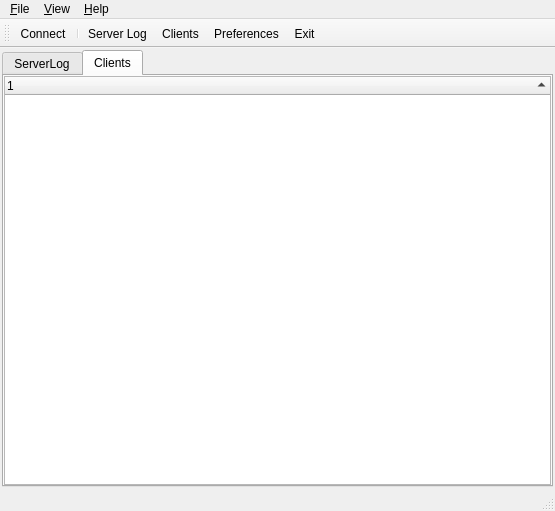
Before: the Qt Designer form src/MyCrawler/MyCrawlerServer/ServerMainWindow.ui in geogeo28/mycrawler-alpha, drawn with Qt 5.
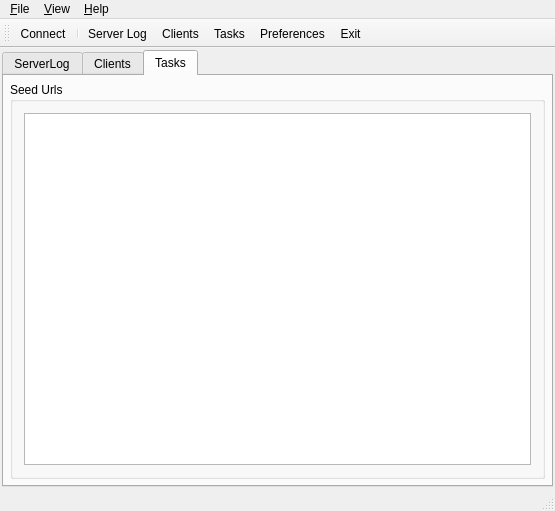
After: the same form once the commit is applied. Icons and pictures are not drawn. Custom widgets are drawn as their Qt base class.

Diff of the .ui file:
```diff
--- a/src/MyCrawler/MyCrawlerServer/ServerMainWindow.ui
+++ b/src/MyCrawler/MyCrawlerServer/ServerMainWindow.ui
@@ -25,7 +25,7 @@
     <item>
      <widget class="MyQTabWidget" name="tabWidgetForms">
       <property name="currentIndex">
-       <number>1</number>
+       <number>2</number>
       </property>
       <widget class="QWidget" name="tabServerLog">
        <attribute name="title">
@@ -165,6 +165,28 @@
         </item>
        </layout>
       </widget>
+      <widget class="QWidget" name="tabTasks">
+       <attribute name="title">
+        <string>Tasks</string>
+       </attribute>
+       <layout class="QVBoxLayout">
+        <property name="margin">
+         <number>6</number>
+        </property>
+        <item>
+         <widget class="QGroupBox" name="groupBoxTasksSeedUrls">
+          <property name="title">
+           <string>Seed Urls</string>
+          </property>
+          <layout class="QVBoxLayout">
+           <item>
+            <widget class="QListView" name="listViewTasksSeedUrls"/>
+           </item>
+          </layout>
+         </widget>
+        </item>
+       </layout>
+      </widget>
      </widget>
     </item>
    </layout>
@@ -241,6 +263,7 @@
    <addaction name="separator"/>
    <addaction name="doMainToolBarServerLog"/>
    <addaction name="doMainToolBarClients"/>
+   <addaction name="doMainToolBarTasks"/>
    <addaction name="doMainToolBarPreferences"/>
    <addaction name="doMainToolBarExit"/>
   </widget>
@@ -395,6 +418,24 @@
     <enum>QAction::PreferencesRole</enum>
    </property>
   </action>
+  <action name="doMainToolBarTasks">
+   <property name="checkable">
+    <bool>true</bool>
+   </property>
+   <property name="icon">
+    <iconset resource="resources.qrc">
+     <normaloff>:/MainToolBar/TasksIcon</normaloff>:/MainToolBar/TasksIcon</iconset>
+   </property>
+   <property name="text">
+    <string>Tasks</string>
+   </property>
+   <property name="toolTip">
+    <string>Tasks assigned to clients</string>
+   </property>
+   <property name="FormIndex" stdset="0">
+    <number>2</number>
+   </property>
+  </action>
  </widget>
  <layoutdefault spacing="6" margin="11"/>
  <customwidgets>
```
